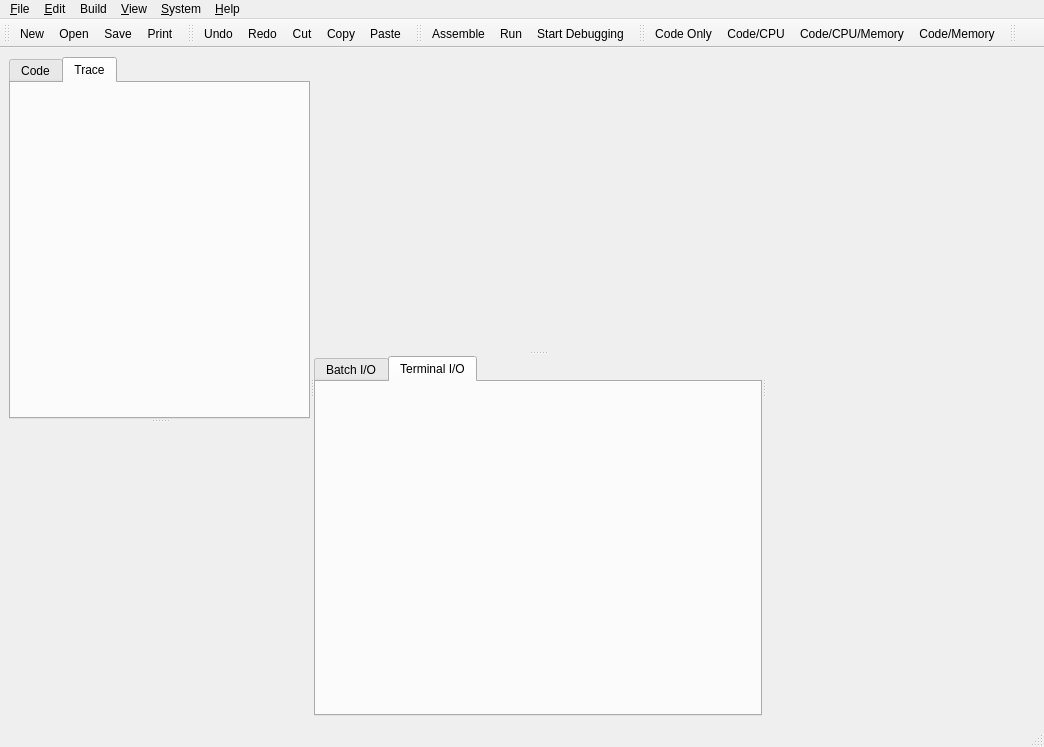
Above: mainwindow.ui from WarlockD/pep8-1 before the change. Below: the same form after it.
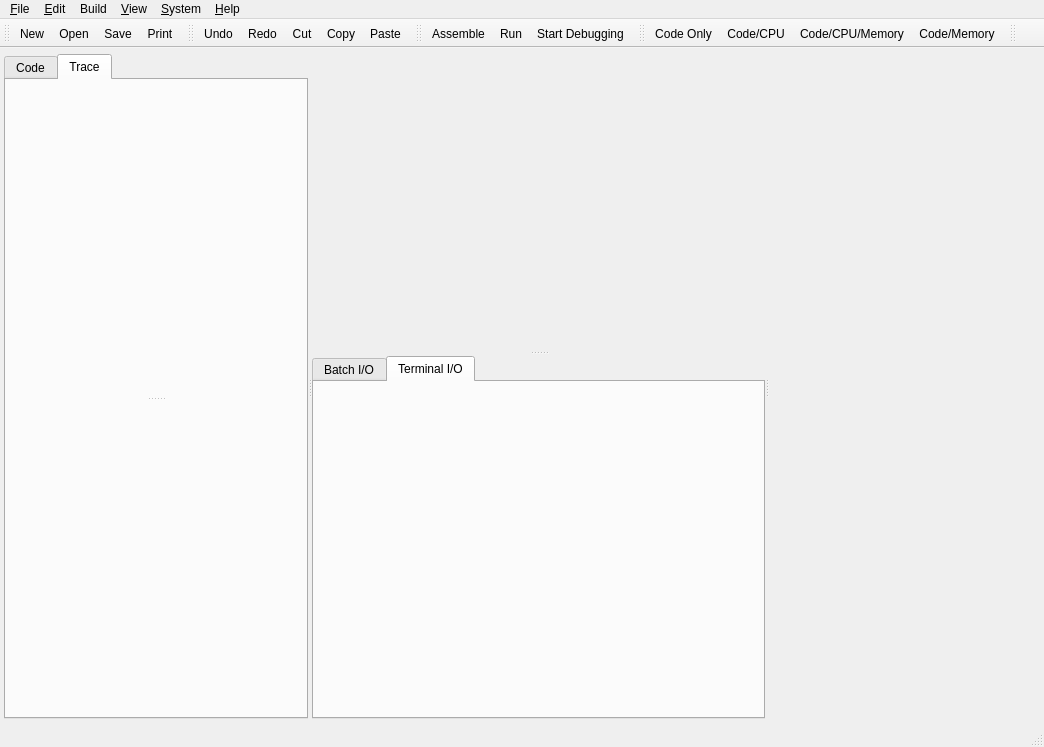
That is the form after the change. The open tabs and pages were chosen to show the change. Icons and pictures are not drawn.

Commit message: Reorganized left pane. Added a plain text assembler pane under the Code tab and moved the listing trace pane to only appear under the Trace tab. The panes within the tabs are now "flat", i.e. at the same level.

```diff
--- a/mainwindow.ui
+++ b/mainwindow.ui
@@ -23,28 +23,24 @@
    <string>Pep/8</string>
   </property>
   <widget class="QWidget" name="centralwidget">
-   <layout class="QHBoxLayout">
+   <layout class="QVBoxLayout" name="verticalLayout_3">
+    <property name="leftMargin">
+     <number>4</number>
+    </property>
+    <property name="topMargin">
+     <number>6</number>
+    </property>
+    <property name="rightMargin">
+     <number>4</number>
+    </property>
+    <property name="bottomMargin">
+     <number>6</number>
+    </property>
     <item>
      <widget class="QSplitter" name="horizontalSplitter">
       <property name="orientation">
        <enum>Qt::Horizontal</enum>
       </property>
-      <widget class="QSplitter" name="leftSplitter">
-       <property name="sizePolicy">
-        <sizepolicy hsizetype="Expanding" vsizetype="Expanding">
-         <horstretch>0</horstretch>
-         <verstretch>0</verstretch>
-        </sizepolicy>
-       </property>
-       <property name="minimumSize">
-        <size>
-         <width>0</width>
-         <height>0</height>
-        </size>
-       </property>
-       <property name="orientation">
-        <enum>Qt::Vertical</enum>
-       </property>
        <widget class="QTabWidget" name="pepStackTraceTab">
         <property name="currentIndex">
          <number>1</number>
@@ -67,6 +63,7 @@
             </property>
             <widget class="QWidget" name="SourceCodeWidgetPane" native="true"/>
             <widget class="QWidget" name="ObjectCodeWidgetPane" native="true"/>
+           <widget class="QWidget" name="AssemblerListingWidgetPane" native="true"/>
            </widget>
           </item>
          </layout>
@@ -75,18 +72,12 @@
          <attribute name="title">
           <string>Trace</string>
          </attribute>
-         <layout class="QVBoxLayout">
+        <layout class="QVBoxLayout" name="verticalLayout_2">
           <property name="margin">
            <number>0</number>
           </property>
           <item>
            <widget class="QSplitter" name="traceSplitter">
-            <property name="sizePolicy">
-             <sizepolicy hsizetype="Preferred" vsizetype="Expanding">
-              <horstretch>0</horstretch>
-              <verstretch>0</verstretch>
-             </sizepolicy>
-            </property>
             <property name="orientation">
              <enum>Qt::Vertical</enum>
             </property>
@@ -98,12 +89,11 @@
               </sizepolicy>
              </property>
             </widget>
+           <widget class="QWidget" name="ListingTraceWidgetPane" native="true"/>
            </widget>
           </item>
          </layout>
         </widget>
-       </widget>
-       <widget class="QWidget" name="AssemblerListingWidgetPane" native="true"/>
       </widget>
       <widget class="QSplitter" name="middleSplitter">
        <property name="minimumSize">
```
Left out of the diff: 9 changed lines with no effect on the pictures. Lines whose indentation alone changed are shown as unchanged. The commit also changes 10 other files.
